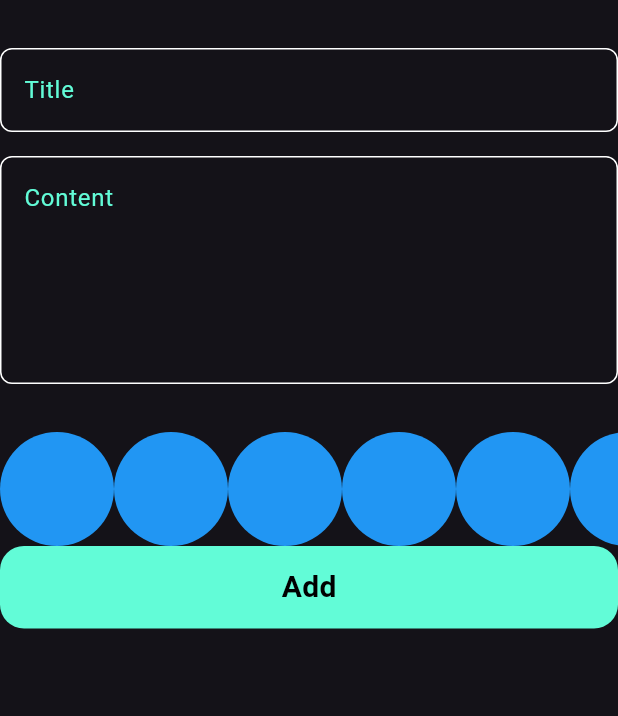
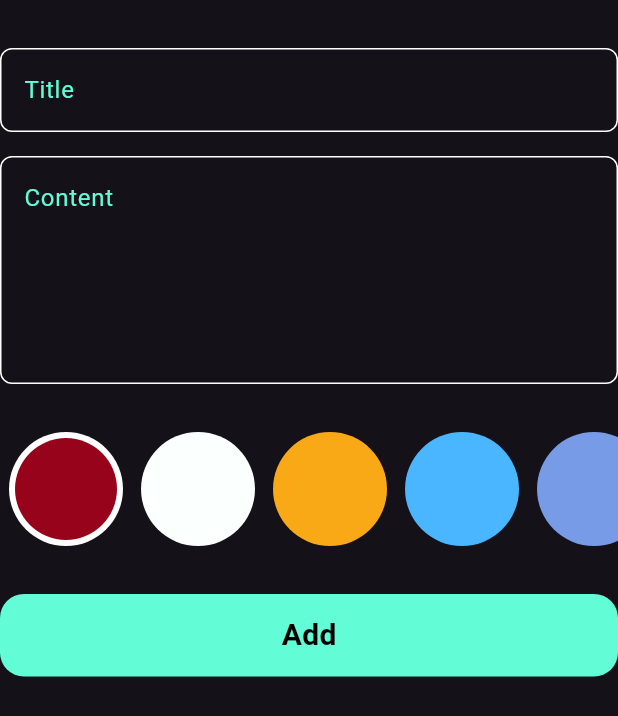
Before and after one commit to zeadkhaledlE/notes_app, a Flutter app: the AddNoteForm widget shown alone on an empty page, opened directly, on a phone screen of 412 x 824 dp. Shown: the top 716 px of the screen. Run offline on Flutter 3.47's test engine with Material 3 defaults, Android fonts, the phone set to English and light mode, and no system bars; our stand-ins replace bloc, flutter_bloc, hive, hive_flutter; accounts and stored records are empty.

Commit message:
colors list view part 2

```diff
--- a/lib/widgets/add_note_form.dart
+++ b/lib/widgets/add_note_form.dart
@@ -50,6 +50,9 @@ class _AddNoteFormState extends State<AddNoteForm> {
             height: 32,
           ),
           const ColorsListView(),
+          const SizedBox(
+            height: 32,
+          ),
           BlocBuilder<AddNotesCubit, AddNotesState>(
             builder: (context, state) {
               return CustomButton(
--- a/lib/widgets/colors_list_view.dart
+++ b/lib/widgets/colors_list_view.dart
@@ -1,29 +1,81 @@
 import 'package:flutter/material.dart';
 
 class ColorItem extends StatelessWidget {
-  const ColorItem({super.key});
-
+  const ColorItem({super.key, required this.isActive, required this.color});
+  final bool isActive;
+  final Color color;
   @override
   Widget build(BuildContext context) {
-    return const CircleAvatar(
-      radius: 38,
-      backgroundColor: Colors.blue,
-    );
+    return isActive
+        ? CircleAvatar(
+            radius: 38,
+            backgroundColor: Colors.white,
+            child: CircleAvatar(
+              radius: 34,
+              backgroundColor: color,
+            ),
+          )
+        : CircleAvatar(
+            radius: 38,
+            backgroundColor: color,
+          );
   }
 }
 
-class ColorsListView extends StatelessWidget {
-  const ColorsListView({super.key});
+class ColorsListView extends StatefulWidget {
+  const ColorsListView({
+    super.key,
+  });
 
+  @override
+  State<ColorsListView> createState() => _ColorsListViewState();
+}
+
+class _ColorsListViewState extends State<ColorsListView> {
+  int currentIndex = 0;
+  List<Color> colors = const [
+    Color(0xff96031A),
+    Color(0xffFBFFFE),
+    Color(0xffFAA916),
+    Color(0xff49B6FF),
+    Color(0xff779BE7),
+    Color(0xffA480CF),
+    Color(0xffD264B6),
+    Color(0xffFF499E),
+    Color(0xff2F242C),
+    Color(0xff502274),
+    Color(0xffA42CD6),
+    Color(0xffC179B9),
+    Color(0xffEEB4B3),
+    Color(0xff4C5760),
+    Color(0xff93A8AC),
+    Color(0xffD7CEB2),
+    Color(0xffA59E8C),
+    Color(0xff66635B),
+    Color(0xff1B1B1E),
+    Color(0xff6D676E),
+  ];
   @override
   Widget build(BuildContext context) {
     return SizedBox(
       height: 38 * 2,
       child: ListView.builder(
-        itemCount: 10,
+        itemCount: colors.length,
         scrollDirection: Axis.horizontal,
         itemBuilder: (context, index) {
-          return const ColorItem();
+          return Padding(
+            padding: const EdgeInsets.symmetric(horizontal: 6),
+            child: GestureDetector(
+              onTap: () {
+                currentIndex = index;
+                setState(() {});
+              },
+              child: ColorItem(
+                color: colors[index],
+                isActive: currentIndex == index,
+              ),
+            ),
+          );
         },
       ),
     );
```
